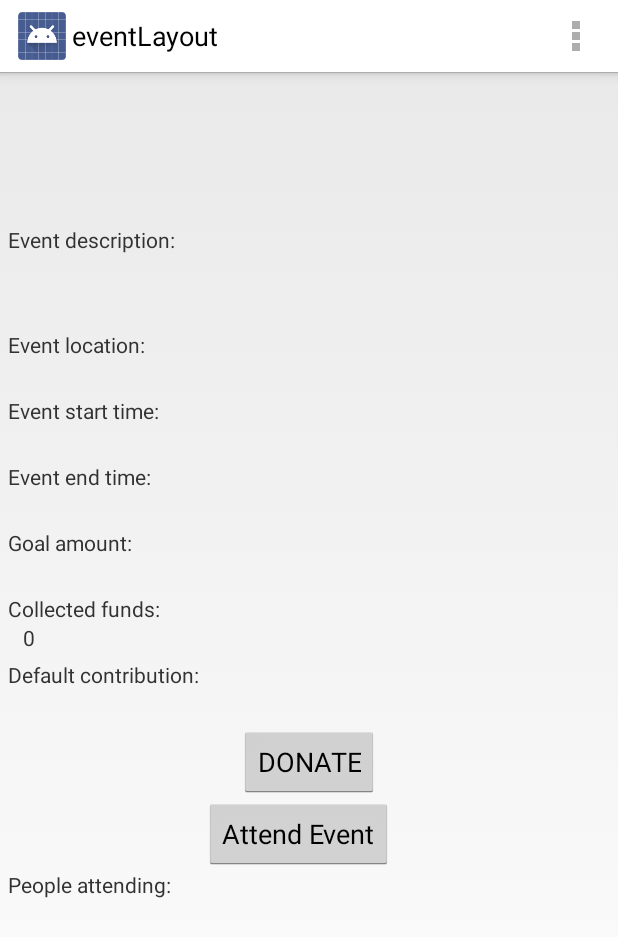
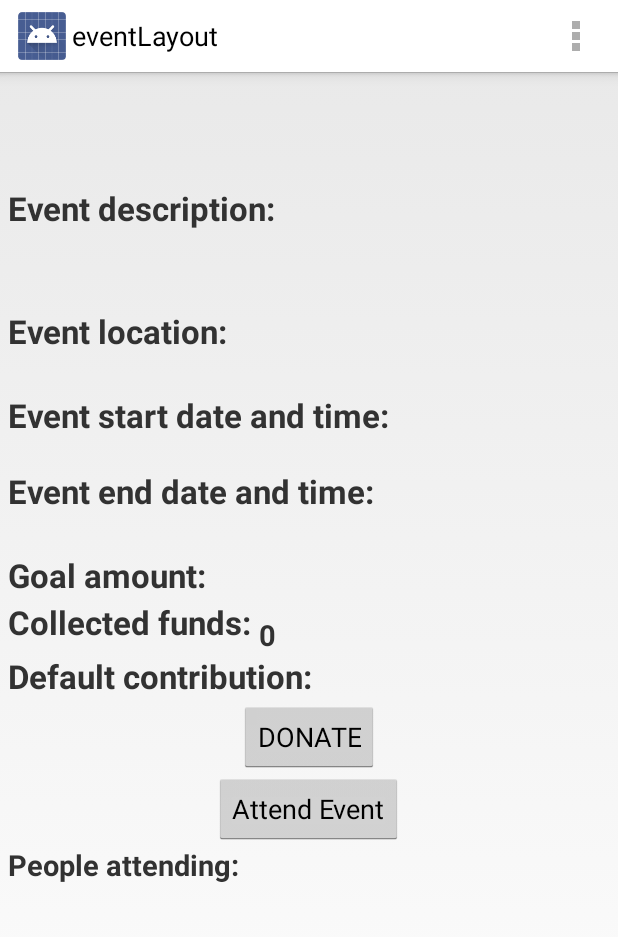
Before and after one commit to dagreene5/CMSC436_FeedTheKitty, an Android app: the EventLayout screen opened directly, with no data from a screen before it, on a phone screen of 412 x 824 dp. Shown: the top 937 px of the screen. Run offline under Robolectric (Android 15) with nearby library versions, the phone set to English and light mode, and no system bars; libraries missing offline, so code that uses them is left out: com.firebase.client; 19 statements that could not run were skipped.

Commit message:
Added the fileds for EventLayout
cleaned up the view a little

```diff
--- a/FeedTheKitty/app/src/main/AndroidManifest.xml
+++ b/FeedTheKitty/app/src/main/AndroidManifest.xml
@@ -46,7 +46,8 @@
             android:label="eventSearchActivity">
         </activity>
         <activity android:name=".CreateEventActivity"
-            android:label="New Event">
+            android:label="New Event"
+            android:theme="@style/Theme.AppCompat.Light">
         </activity>
         <activity
             android:name=".FacebookActivity"
--- a/FeedTheKitty/app/src/main/java/com/feedthekitty/cmsc436/feedthekitty/CreateEventActivity.java
+++ b/FeedTheKitty/app/src/main/java/com/feedthekitty/cmsc436/feedthekitty/CreateEventActivity.java
@@ -12,6 +12,7 @@ import android.widget.CheckBox;
 import android.widget.DatePicker;
 import android.widget.EditText;
 import android.widget.TimePicker;
+import android.widget.Toast;
 
 import java.text.DateFormat;
 import java.text.SimpleDateFormat;
@@ -23,17 +24,6 @@ import java.util.Locale;
  */
 public class CreateEventActivity extends AppCompatActivity implements View.OnClickListener {
 
-    //TODO Sara:
-    /*
-        I sloppily added the venmoName and defaultContribution EditTexts, can you make
-        those look good?
-
-        Also, if any fields are not initialized, can you do some kind of toast message
-        that they must be completed and refuse to create the event? We can't have any
-        null fields. I added EventData.isValid that you can call after the event is
-        created on the button click.
-
-     */
     private EditText getEventTime;
     private EditText getEventDate;
     private EditText getEventEndDate;
@@ -156,32 +146,22 @@ public class CreateEventActivity extends AppCompatActivity implements View.OnCli
     public void onClick(View view) {
         if (view == getEventDate) {
             eventDate.show();
-            //data.putExtra("eventStartDate", getEventDate.getText());
         } else if (view == getEventEndDate) {
             eventEndDate.show();
-            //data.putExtra("eventEndDate", getEventEndDate.getText());
         } else if (view == getEventTime) {
             eventTime.show();
-            //data.putExtra("eventStartTime", getEventTime.getText());
         } else if (view == getEventEndTime) {
             eventEndTime.show();
-            //data.putExtra("eventEndTime", getEventEndTime.getText());
-        /*} else if (view == eventName) {
-            data.putExtra("eventName", eventName.getText());
-        } else if (view == location) {
-            data.putExtra("location", location.getText());
-        } else if (view == isPrivate) {
-            data.putExtra("isPrivate", isPrivate.isChecked());
-        } else if (view == description) {
-            data.putExtra("description", description.getText());
-        } else if (view == hashTag) {
-            data.putExtra("hashtag", hashTag.getText());*/
         } else if (view == createEvent) {
 
             EventData eventData = new EventData();
+
+            if (eventData.isValid() == false) {
+                Toast.makeText(getApplicationContext(), "All fields must be initialized with valid inputs",
+                        Toast.LENGTH_LONG).show();
+            } else {
                 eventData.setDefaultContribution(Integer.valueOf(defaultContribution.getText()
                         .toString()));
-
                 eventData.setEventStartDate(getEventDate.getText().toString());
                 eventData.setEventEndDate(getEventEndDate.getText().toString());
                 eventData.setEventStartTime(getEventTime.getText().toString());
@@ -199,6 +179,7 @@ public class CreateEventActivity extends AppCompatActivity implements View.OnCli
 
                 finish();
             }
+        }
 
     }
 
--- a/FeedTheKitty/app/src/main/java/com/feedthekitty/cmsc436/feedthekitty/EventData.java
+++ b/FeedTheKitty/app/src/main/java/com/feedthekitty/cmsc436/feedthekitty/EventData.java
@@ -24,15 +24,15 @@ public class EventData {
     private String title;
     private String hashtag;
     private String location;
-    private String amountNeeded;
+    private String amountNeeded; //how much is needed in total
     private String eventKey;
-    //TODO
+
     private String eventStartTime;
     private String eventEndTime;
     private String eventStartDate;
     private String eventEndDate;
     private Long stackId;
-    private Integer funds;
+    private Integer funds; //how much has been raised so far
     private Integer defaultContribution;
     private String venmoName;
     private String description;
@@ -236,11 +236,12 @@ public class EventData {
 
     public boolean isValid() {
 
+        // validIntField(funds) removed since never passed in bundle as an extra
         return validStringField(title) && validStringField(location)
                 && validStringField(amountNeeded) && validStringField(eventKey) &&
                 validStringField(eventStartTime) && validStringField(eventEndTime) &&
-                validStringField(eventStartDate) && validStringField(eventEndDate) &&
-                validIntField(funds) && validIntField(defaultContribution) &&
+                validStringField(eventStartDate) && validStringField(eventEndDate)
+                && validIntField(defaultContribution) &&
                 validStringField(venmoName) && validStringField(description);
     }
 
--- a/FeedTheKitty/app/src/main/java/com/feedthekitty/cmsc436/feedthekitty/EventLayout.java
+++ b/FeedTheKitty/app/src/main/java/com/feedthekitty/cmsc436/feedthekitty/EventLayout.java
@@ -28,20 +28,13 @@ import java.util.ArrayList;
  */
 public class EventLayout extends ListActivity implements View.OnClickListener {
 
-    //TODO Sara:
-    /*
-        Please add Event start date and end date as well. The data is available
-        in the EventData object.
-
-        Can you also try to make this look good like the CreateEventActivity?
-        I threw everything together just to make sure it's all functional.
-     */
-
     TextView eventName;
     TextView eventHashtag;
-    TextView funds;
+    TextView eventStartDate;
+    TextView eventEndDate;
+    TextView funds;//how much has been raised so far
     TextView description;
-    TextView amountNeeded;
+    TextView amountNeeded; //how much is needed in total
     TextView eventStartTime;
     TextView eventEndTime;
     TextView defaultContribution;
@@ -66,9 +59,6 @@ public class EventLayout extends ListActivity implements View.OnClickListener {
         super.onCreate(savedInstanceState);
         setContentView(R.layout.event_layout);
 
-        /* Todo Link Each EventData object with this
-         * Set variables to hold event data values
-         */
         eventData = EventData.createFromIntent(getIntent());
 
         // check if already attending. Only changes the text of the
@@ -93,11 +83,17 @@ public class EventLayout extends ListActivity implements View.OnClickListener {
         amountNeeded = (TextView) findViewById(R.id.event_layout_amount_needed);
         amountNeeded.setText(eventData.getAmountNeeded());
 
-        eventStartTime = (TextView) findViewById(R.id.event_layout_start_time);
+        eventStartTime = (TextView) findViewById(R.id.event_start_time);
         eventStartTime.setText(eventData.getEventStartTime());
 
-        eventEndTime = (TextView) findViewById(R.id.event_layout_end_time);
+        eventEndTime = (TextView) findViewById(R.id.event_end_time);
         eventEndTime.setText(eventData.getEventEndTime());
+
+        eventStartDate = (TextView) findViewById(R.id.event_start_date);
+        eventStartDate.setText(eventData.getEventStartDate());
+
+        eventEndDate = (TextView) findViewById(R.id.event_end_date);
+        eventEndDate.setText(eventData.getEventEndDate());
 
         location = (TextView) findViewById(R.id.event_layout_location);
         location.setText(eventData.getLocation());
--- a/FeedTheKitty/app/src/main/res/layout/activity_create_event.xml
+++ b/FeedTheKitty/app/src/main/res/layout/activity_create_event.xml
@@ -138,50 +138,70 @@
             android:textColor="#262323"
             android:textSize="22sp"
             android:textStyle="bold"
-            android:paddingTop="@dimen/abc_action_bar_overflow_padding_end_material"
-            android:text="Total money needed"/>
+            android:paddingTop="@dimen/abc_text_size_headline_material"
+            android:paddingBottom="@dimen/abc_text_size_headline_material"
+            android:text="Total money needed: "/>
 
         <EditText
             android:layout_width="wrap_content"
             android:layout_height="wrap_content"
-            android:layout_below="@id/text_money_to_raise"
+            android:layout_below="@id/event_deadline_time"
+            android:paddingTop="@dimen/abc_text_size_headline_material"
+            android:layout_toRightOf="@id/text_money_to_raise"
             android:id="@+id/money_to_raise"
-            android:layout_alignParentStart="true"
             android:hint="$"
             android:inputType="number"/>
 
         <TextView
-            android:layout_width="match_parent"
+            android:layout_width="wrap_content"
             android:layout_height="wrap_content"
-            android:layout_below="@id/money_to_raise"
+            android:layout_below="@id/text_money_to_raise"
             android:id="@+id/event_text_create_hashtags"
             android:textColor="#262323"
             android:textSize="22sp"
             android:textStyle="bold"
             android:visibility="visible"
             android:text="@string/event_create_hashtags"
-            android:paddingTop="@dimen/abc_action_bar_overflow_padding_end_material"
             android:layout_alignParentEnd="false" />
 
         <EditText
             android:layout_width="match_parent"
             android:layout_height="wrap_content"
-            android:layout_below="@id/event_text_create_hashtags"
             android:id="@+id/event_create_hashtags"
-            android:inputType="text"/>
+            android:inputType="text"
+            android:paddingTop="@dimen/abc_action_bar_overflow_padding_end_material"
+            android:layout_toEndOf="@+id/event_text_create_hashtags"
+            android:layout_alignBottom="@+id/event_text_create_hashtags" />
+
+        <TextView
+            android:layout_width="wrap_content"
+            android:layout_height="wrap_content"
+            android:layout_below="@id/event_create_hashtags"
+            android:id="@+id/connect_venmo"
+            android:textColor="#262323"
+            android:textSize="22sp"
+            android:textStyle="bold"
+            android:visibility="visible"
+            android:text="Venmo account: "
+            android:paddingTop="@dimen/abc_text_size_headline_material"
+            android:layout_alignParentEnd="false" />
 
         <EditText
-            android:layout_width="fill_parent"
+            android:layout_width="wrap_content"
             android:layout_height="wrap_content"
+            android:layout_toRightOf="@id/connect_venmo"
             android:layout_below="@id/event_create_hashtags"
             android:hint="Venmo Name"
+            android:paddingTop="@dimen/abc_text_size_headline_material"
             android:id="@+id/venmoName"/>
 
         <EditText
-            android:layout_width="fill_parent"
+            android:layout_width="wrap_content"
             android:layout_height="wrap_content"
             android:layout_below="@id/venmoName"
-            android:hint="Default Contribution"
+            android:paddingBottom="@dimen/abc_action_bar_overflow_padding_end_material"
+            android:paddingTop="@dimen/abc_text_size_headline_material"
+            android:hint="Default Contribution $"
             android:id="@+id/defaultContribution"/>
 
         <Button
--- a/FeedTheKitty/app/src/main/res/layout/event_layout.xml
+++ b/FeedTheKitty/app/src/main/res/layout/event_layout.xml
@@ -8,107 +8,166 @@
         android:layout_width="match_parent"
         android:layout_height="match_parent"
         android:padding="5dp">
+
         <TextView
             android:layout_width="fill_parent"
             android:layout_height="wrap_content"
+            android:textSize="25sp"
             android:textStyle="bold"
-            android:textSize="20dp"
-            android:layout_marginTop="50dp"
+            android:layout_marginTop="@dimen/abc_action_bar_overflow_padding_end_material"
             android:id="@+id/event_layout_title"/>
         <TextView
             android:layout_width="fill_parent"
             android:layout_height="wrap_content"
+            android:textSize="19sp"
+            android:textStyle="bold"
             android:id="@+id/event_layout_hashtag"
-            android:layout_below="@+id/event_layout_title"/>
+            android:layout_below="@id/event_layout_title"/>
+
         <TextView
             android:layout_width="wrap_content"
             android:layout_height="wrap_content"
-            android:lines="2"
             android:text="Event description:\n"
-            android:id="@+id/textView"
-            android:layout_below="@+id/event_layout_hashtag"
-            android:layout_alignParentStart="true"
-            android:layout_marginBottom="10dp"/>
+            android:textSize="22sp"
+            android:textStyle="bold"
+            android:id="@+id/event_description"
+            android:layout_below="@id/event_layout_hashtag"
+            android:layout_alignParentStart="true"/>
+
         <TextView
             android:layout_width="wrap_content"
             android:layout_height="wrap_content"
             android:id="@+id/event_layout_decription"
-            android:layout_below="@+id/textView"
+            android:layout_below="@id/event_description"
+            android:textSize="15sp"
+            android:layout_marginLeft="10dp"
+            android:layout_marginBottom="5dp"/>
+
+        <TextView
+            android:layout_width="wrap_content"
+            android:layout_height="wrap_content"
+            android:text="Event location: "
+            android:textSize="22sp"
+            android:textStyle="bold"
+            android:id="@+id/event_location"
+            android:layout_below="@id/event_layout_decription" />
+        <TextView
+            android:layout_width="wrap_content"
+            android:layout_height="wrap_content"
+            android:id="@+id/event_layout_location"
+            android:textSize="15sp"
+            android:layout_below="@id/event_location"
+            android:layout_marginLeft="10dp"
+            android:layout_marginBottom="5dp"/>
+
+        <TextView
+            android:layout_width="wrap_content"
+            android:layout_height="wrap_content"
+            android:id="@+id/textView3"
+            android:textSize="22sp"
+            android:textStyle="bold"
+            android:text="Event start date and time: "
+            android:layout_below="@+id/event_layout_location"
+            />
+
+        <TextView
+            android:layout_width="@dimen/abc_search_view_text_min_width"
+            android:layout_height="wrap_content"
+            android:layout_below="@id/textView3"
+            android:textSize="15sp"
+            android:textStyle="bold"
+            android:id="@+id/event_start_date"/>
+        <TextView
+            android:layout_width="match_parent"
+            android:layout_height="wrap_content"
+            android:layout_below="@id/textView3"
+            android:textSize="15sp"
+            android:layout_toRightOf="@id/event_start_date"
+            android:textStyle="bold"
+            android:id="@+id/event_start_time"/>
+
+        <TextView
+            android:layout_width="wrap_content"
+            android:layout_height="wrap_content"
+            android:id="@+id/textView4"
+            android:textStyle="bold"
+            android:layout_below="@+id/event_start_date"
+            android:textSize="22sp"
+            android:text="Event end date and time: "/>
+        <TextView
+            android:layout_width="@dimen/abc_search_view_text_min_width"
+            android:layout_height="wrap_content"
+            android:layout_below="@id/textView4"
+            android:textSize="15sp"
+            android:textStyle="bold"
+            android:id="@+id/event_end_date"/>
+        <TextView
+            android:layout_width="match_parent"
+            android:layout_height="wrap_content"
+            android:layout_below="@id/textView4"
+            android:textSize="15sp"
+            android:layout_toRightOf="@id/event_end_date"
+            android:textStyle="bold"
+            android:id="@+id/event_end_time"
+            android:layout_marginBottom="5dp"/>
+
+
+        <TextView
+            android:layout_width="wrap_content"
+            android:layout_height="wrap_content"
+            android:layout_below="@id/event_end_time"
+            android:id="@+id/textView5"
+            android:textStyle="bold"
+            android:textSize="22sp"
+            android:paddingBottom="@dimen/abc_action_bar_overflow_padding_end_material"
+            android:text="Goal amount: "/>
+        <TextView
+            android:layout_width="wrap_content"
+            android:layout_height="wrap_content"
+            android:layout_below="@id/event_end_time"
+            android:layout_toRightOf="@id/textView5"
+            android:textSize="19sp"
+            android:id="@+id/event_layout_amount_needed"
+            android:textStyle="bold"
             android:layout_marginLeft="10dp" android:layout_marginBottom="5dp"/>
 
         <TextView
             android:layout_width="wrap_content"
             android:layout_height="wrap_content"
-            android:text="Event location: "
-            android:id="@+id/textView2"
-            android:layout_below="@+id/event_layout_decription" />
-        <TextView
-            android:layout_width="wrap_content"
-            android:layout_height="wrap_content"
-            android:id="@+id/event_layout_location"
-            android:layout_below="@+id/textView2"
-            android:layout_marginLeft="10dp" android:layout_marginBottom="5dp"/>
-        <TextView
-            android:layout_width="wrap_content"
-            android:layout_height="wrap_content"
-            android:id="@+id/textView3"
-            android:text="Event start time: "
-            android:layout_below="@+id/event_layout_location"
-            />
-        <TextView
-            android:layout_width="wrap_content"
-            android:layout_height="wrap_content"
-            android:layout_below="@+id/textView3"
-            android:id="@+id/event_layout_start_time"
-            android:layout_marginLeft="10dp" android:layout_marginBottom="5dp"/>
-        <TextView
-            android:layout_width="wrap_content"
-            android:layout_height="wrap_content"
-            android:id="@+id/textView4"
-            android:layout_below="@+id/event_layout_start_time"
-            android:text="Event end time: "/>
-        <TextView
-            android:layout_width="wrap_content"
-            android:layout_height="wrap_content"
-            android:layout_below="@+id/textView4"
-            android:id="@+id/event_layout_end_time"
-            android:layout_marginLeft="10dp" android:layout_marginBottom="5dp"/>
-        <TextView
-            android:layout_width="wrap_content"
-            android:layout_height="wrap_content"
-            android:layout_below="@+id/event_layout_end_time"
-            android:id="@+id/textView5"
-            android:text="Goal amount: "/>
-        <TextView
-            android:layout_width="wrap_content"
-            android:layout_height="wrap_content"
-            android:layout_below="@+id/textView5"
-            android:id="@+id/event_layout_amount_needed"
-            android:layout_marginLeft="10dp" android:layout_marginBottom="5dp"/>
-        <TextView
-            android:layout_width="wrap_content"
-            android:layout_height="wrap_content"
-            android:layout_below="@+id/event_layout_amount_needed"
+            android:layout_below="@id/event_layout_amount_needed"
             android:id="@+id/textView6"
+            android:textStyle="bold"
+            android:textSize="22sp"
+            android:paddingBottom="@dimen/abc_action_bar_overflow_padding_end_material"
             android:text="Collected funds: "/>
         <TextView
             android:layout_width="wrap_content"
             android:layout_height="wrap_content"
-            android:layout_below="@+id/textView6"
+            android:layout_below="@id/event_layout_amount_needed"
+            android:layout_toRightOf="@id/textView6"
+            android:textSize="19sp"
+            android:textStyle="bold"
             android:id="@+id/event_layout_funds"
-            android:layout_marginLeft="10dp" android:layout_marginBottom="5dp"/>
+            android:paddingTop="@dimen/abc_action_bar_overflow_padding_end_material"
+            />
+
         <TextView
             android:layout_width="wrap_content"
             android:layout_height="wrap_content"
-            android:layout_below="@+id/event_layout_funds"
+            android:layout_below="@id/event_layout_funds"
             android:id="@+id/textView7"
+            android:textStyle="bold"
+            android:textSize="22sp"
             android:text="Default contribution: "/>
         <TextView
             android:layout_width="wrap_content"
             android:layout_height="wrap_content"
-            android:layout_below="@+id/textView7"
+            android:layout_toRightOf="@id/textView7"
+            android:layout_below="@id/event_layout_funds"
+            android:textSize="19sp"
             android:id="@+id/event_layout_default_contribution"
-            android:layout_marginLeft="10dp" android:layout_marginBottom="5dp"/>
+            android:layout_marginBottom="5dp"/>
+
         <Button
             android:layout_width="wrap_content"
             android:layout_height="wrap_content"
@@ -123,15 +182,16 @@
             android:id="@+id/attendEvent"
             android:text="Attend Event"
             android:layout_below="@+id/donation"
-            android:layout_centerInParent="true"
-            android:layout_toEndOf="@+id/textView7" />
+            android:layout_centerHorizontal="true" />
 
         <TextView
             android:layout_width="fill_parent"
             android:layout_height="wrap_content"
             android:id="@+id/textView8"
             android:text="People attending:"
-            android:layout_below="@+id/attendEvent"/>
+            android:textStyle="bold"
+            android:textSize="19sp"
+            android:layout_below="@id/attendEvent"/>
 
         <ListView
             android:orientation="vertical"
--- a/FeedTheKitty/app/src/main/res/values/strings.xml
+++ b/FeedTheKitty/app/src/main/res/values/strings.xml
@@ -13,7 +13,7 @@
     <string name="set_privacy">Private</string>
     <string name="Description">Description</string>
     <string name="event_post_deadline_date">Stop showing event on</string>
-    <string name="event_create_hashtags">Hashtag</string>
+    <string name="event_create_hashtags">Hashtag: </string>
     <string name="donate">DONATE</string>
     <string name="inviteUsers">Invite to event</string>
 
```
Also changed, not shown: 2 other files. Lines whose indentation alone changed are shown as unchanged.
